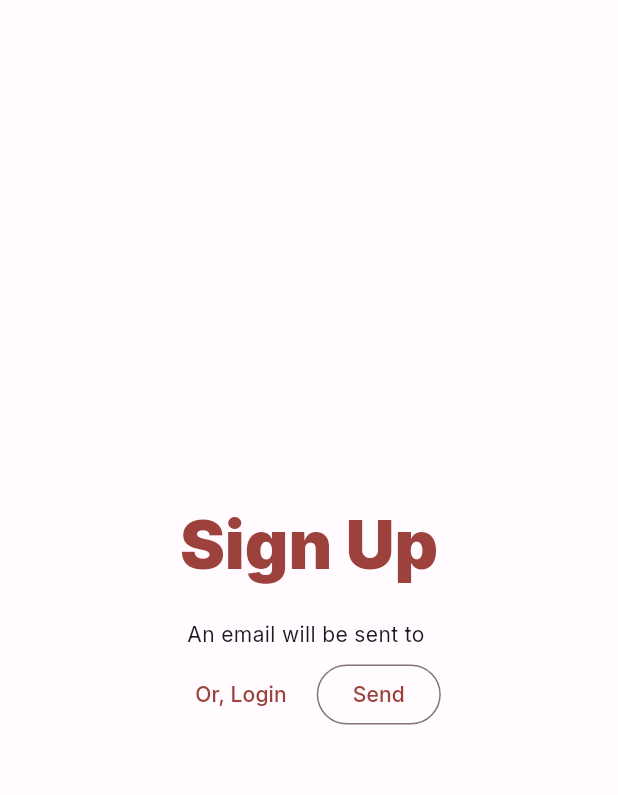
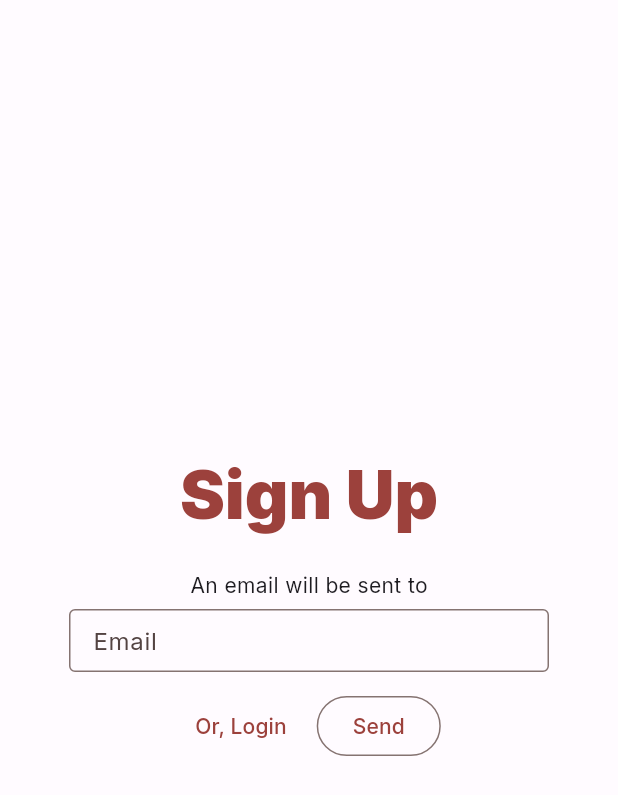
Before and after one commit to roy-rishi/sortify, a Flutter app: the SignUpPage screen opened directly, on a phone screen of 412 x 824 dp. Shown: the top 795 px of the screen. Run offline on Flutter 3.47's test engine with Material 3 defaults, Android fonts, the phone set to English and light mode, and no system bars; our stand-ins replace flutter_secure_storage, google_fonts; accounts and stored records are empty; network calls fail.

Commit message:
add padding, fix (?) bug with skipping meail confirmatoin page

```diff
--- a/client/sortify/lib/login_page.dart
+++ b/client/sortify/lib/login_page.dart
@@ -141,6 +141,7 @@ class _LoginPageState extends State<LoginPage> {
                     padding: const EdgeInsets.only(right: 8),
                     child: TextButton(
                         onPressed: () {
+                          appState.updatePanelIndex(0);
                           appState.email = _emailController.text.trim();
                           appState.changePage(SignUpPage());
                         },
--- a/client/sortify/lib/signup_page.dart
+++ b/client/sortify/lib/signup_page.dart
@@ -54,10 +54,24 @@ Future<String> createUser(String pass, String name, String token) async {
   throw Exception(response.body);
 }
 
-class SendEmailPanel extends StatelessWidget {
+class SendEmailPanel extends StatefulWidget {
   const SendEmailPanel({Key? key, required this.email}) : super(key: key);
 
   final String email;
+
+  @override
+  State<SendEmailPanel> createState() => _SendEmailPanelState();
+}
+
+class _SendEmailPanelState extends State<SendEmailPanel> {
+  final TextEditingController _emailController = TextEditingController();
+
+  @override
+  void initState() {
+    super.initState();
+
+    _emailController.text = widget.email;
+  }
 
   @override
   Widget build(BuildContext context) {
@@ -66,9 +80,22 @@ class SendEmailPanel extends StatelessWidget {
     return Column(children: [
       Padding(
         padding: const EdgeInsets.only(top: 24, bottom: 6),
-        child: Text("An email will be sent to $email"),
+        child: Text("An email will be sent to"),
       ),
-      Row(
+      SizedBox(
+        width: 320,
+        height: 42,
+        child: TextField(
+          controller: _emailController,
+          decoration: InputDecoration(
+            border: OutlineInputBorder(),
+            labelText: "Email",
+          ),
+        ),
+      ),
+      Padding(
+        padding: const EdgeInsets.all(12),
+        child: Row(
           mainAxisAlignment: MainAxisAlignment.center,
           children: [
             Padding(
@@ -83,7 +110,7 @@ class SendEmailPanel extends StatelessWidget {
             OutlinedButton(
               onPressed: () {
                 print("Sending email");
-              verifyEmail(appState.email);
+                verifyEmail(_emailController.text);
                 appState.updatePanelIndex(1); // move to next panel
 
                 var snackBar = SnackBar(
@@ -94,6 +121,7 @@ class SendEmailPanel extends StatelessWidget {
               child: Text("Send"),
             ),
           ],
+        ),
       ),
     ]);
   }
@@ -115,11 +143,6 @@ class _VerifyEmailPanelState extends State<VerifyEmailPanel> {
   @override
   Widget build(BuildContext context) {
     var appState = context.watch<AppState>();
-    // final theme = Theme.of(context);
-    // final titleStyle = theme.textTheme.headlineMedium!.copyWith(
-    //   color: theme.colorScheme.primary,
-    //   fontWeight: FontWeight.w600,
-    // );
 
     return Column(
       children: [
```
Lines whose indentation alone changed are shown as unchanged.
